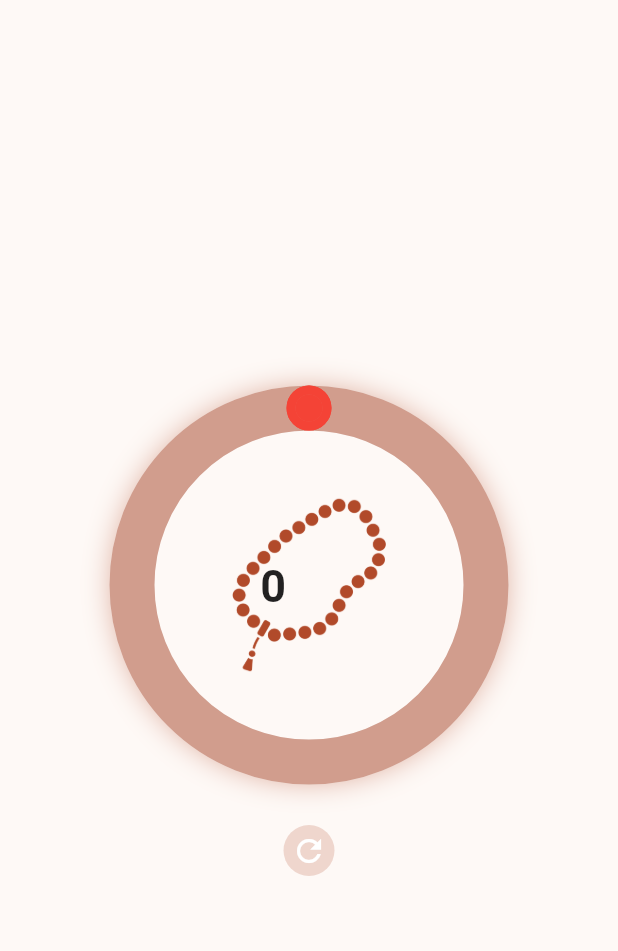
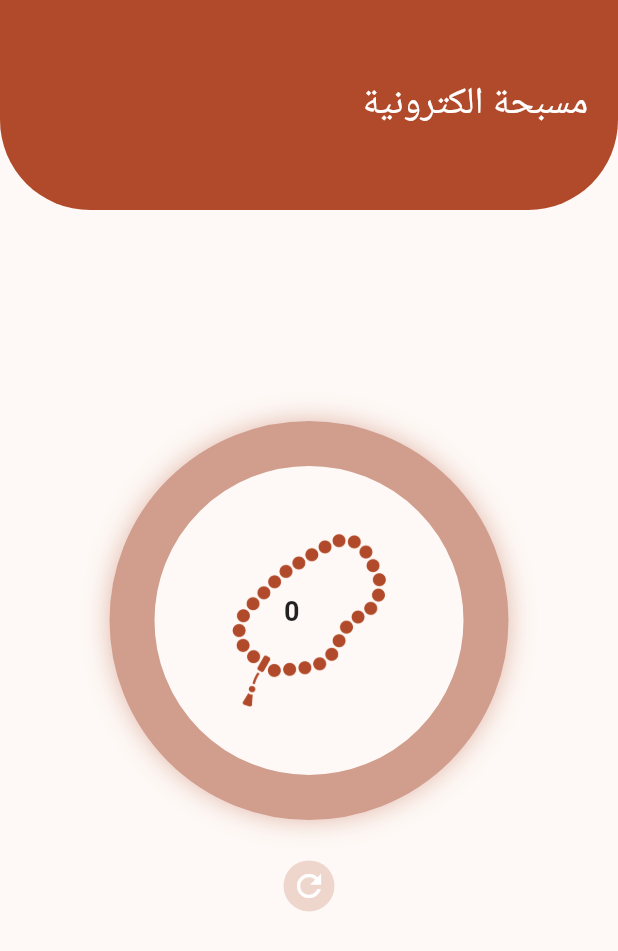
Before and after one commit to Djihanegh/tasbeeh, a Flutter app: the TasbeehScreen screen opened by its route, on a phone screen of 412 x 824 dp. Shown: the top 951 px of the screen. Run offline on Flutter 3.47's test engine with Material 2 defaults, Android fonts, the phone set to English and light mode, and no system bars; drawn by our look-alikes of auto_size_text; our stand-ins replace go_router, google_fonts, loggy, video_player; generated files the repository leaves out were written again; Roboto replaces fonts that are missing (Cairo).

Commit message:
added top bar in tasbeeh screen

```diff
--- a/lib/features/adkar/presentation/screens/widgets/adkar_top_bar.dart
+++ b/lib/core/ui/custom_top_bar.dart
@@ -1,10 +1,12 @@
 import 'package:auto_size_text/auto_size_text.dart';
 import 'package:flutter/material.dart';
 
-import '../../../../../core/app/style.dart';
+import '../app/style.dart';
 
-class AdkarTopBar extends StatelessWidget {
-  const AdkarTopBar({super.key});
+class CustomTopBar extends StatelessWidget {
+  const CustomTopBar({super.key, required this.title});
+
+  final String title;
 
   @override
   Widget build(BuildContext context) {
@@ -23,7 +25,7 @@ class AdkarTopBar extends StatelessWidget {
               Padding(
                   padding: const EdgeInsets.only(right: 20),
                   child: AutoSizeText(
-                    'الاذكار',
+                    title,
                     style: lightTheme.primaryTextTheme.labelLarge!
                         .copyWith(fontSize: 25),
                   ))
--- a/lib/features/adkar/presentation/screens/adkar_screen.dart
+++ b/lib/features/adkar/presentation/screens/adkar_screen.dart
@@ -1,7 +1,7 @@
 import 'package:flutter/material.dart';
 
 import '../../../../core/ui/ui_export.dart';
-import 'widgets/adkar_top_bar.dart';
+import '../../../../core/ui/custom_top_bar.dart';
 
 class AdkarScreen extends StatefulWidget {
   const AdkarScreen({super.key});
@@ -18,7 +18,9 @@ class _AdkarScreenState extends State<AdkarScreen> {
           mainAxisAlignment: MainAxisAlignment.start,
           crossAxisAlignment: CrossAxisAlignment.start,
           children: [
-            const AdkarTopBar(),
+            const CustomTopBar(
+              title: 'الاذكار',
+            ),
             Expanded(
                 child: ListView.builder(
                     itemCount: 10,
--- a/lib/features/home/presentation/screens/widgets/app_bar_widget.dart
+++ b/lib/features/home/presentation/screens/widgets/home_top_bar.dart
@@ -3,8 +3,8 @@ import 'package:flutter/material.dart';
 
 import '../../../../../core/app/style.dart';
 
-class AppBarWidget extends StatelessWidget {
-  const AppBarWidget({super.key});
+class HomeTopBar extends StatelessWidget {
+  const HomeTopBar({super.key});
 
   @override
   Widget build(BuildContext context) {
--- a/lib/features/home/presentation/screens/widgets/home_view.dart
+++ b/lib/features/home/presentation/screens/widgets/home_view.dart
@@ -18,7 +18,7 @@ class _HomeViewState extends State<HomeView> {
         mainAxisAlignment: MainAxisAlignment.start,
         crossAxisAlignment: CrossAxisAlignment.start,
         children: [
-          AppBarWidget(),
+          HomeTopBar(),
           PrayerTimesWidget(),
           DuaaWidget(),
           ReadMoreContainer(
--- a/lib/features/home/presentation/screens/widgets/widgets.dart
+++ b/lib/features/home/presentation/screens/widgets/widgets.dart
@@ -1,4 +1,4 @@
-export 'app_bar_widget.dart';
+export 'home_top_bar.dart';
 export 'home_view.dart';
 export 'prayer_times_widget.dart';
 export 'duaa_widget.dart';
--- a/lib/features/tasbeeh/presentation/screens/tasbeeh_screen.dart
+++ b/lib/features/tasbeeh/presentation/screens/tasbeeh_screen.dart
@@ -1,6 +1,8 @@
 import 'package:auto_size_text/auto_size_text.dart';
 import 'package:flutter/material.dart';
 import 'package:tasbeeh/features/tasbeeh/presentation/widgets/tasbeeh_counter.dart';
+
+import '../../../../core/ui/custom_top_bar.dart';
 
 class TasbeehScreen extends StatefulWidget {
   const TasbeehScreen({super.key});
@@ -12,14 +14,14 @@ class TasbeehScreen extends StatefulWidget {
 class _TasbeehScreenState extends State<TasbeehScreen> {
   @override
   Widget build(BuildContext context) {
-    return const Scaffold(
-        body: Padding(
-            padding: EdgeInsets.all(14),
-            child: Center(
-                child: Column(
-              mainAxisAlignment: MainAxisAlignment.center,
-              crossAxisAlignment: CrossAxisAlignment.center,
-              children: [TasbeehCounter()],
-            ))));
+    return Scaffold(body: LayoutBuilder(builder: (context, constraints) {
+      return const Column(
+          mainAxisAlignment: MainAxisAlignment.start,
+          crossAxisAlignment: CrossAxisAlignment.start,
+          children: [
+            CustomTopBar(title: 'مسبحة الكترونية'),
+            Center(child: TasbeehCounter())
+          ]);
+    }));
   }
 }
--- a/lib/features/tasbeeh/presentation/widgets/circular_slider_paint.dart
+++ b/lib/features/tasbeeh/presentation/widgets/circular_slider_paint.dart
@@ -49,9 +49,6 @@ class _CircularSliderState extends State<CircularSliderPaint> {
   /// start angle in radians where we need to locate the init handler
   double? _startAngle;
 
-  /// end angle in radians where we need to locate the end handler
-  double? _endAngle;
-
   /// the absolute angle in radians representing the selection
   double? _sweepAngle;
 
@@ -100,14 +97,12 @@ class _CircularSliderState extends State<CircularSliderPaint> {
     }
 
     _currentAngle = 0.0;
-    _endAngle = percentageToRadians(endPercent);
+
     _sweepAngle = percentageToRadians(sweep.abs());
 
     _painter = SliderPainter(
         currentAngle: _currentAngle,
-        endAngle: _endAngle!,
         sweepAngle: _sweepAngle!,
-        handlerOutterRadius: widget.handlerOutterRadius,
         showRoundedCapInSelection: widget.showRoundedCapInSelection,
         sliderStrokeWidth: widget.sliderStrokeWidth,
         selectionColor: lightTheme.colorScheme.primary.withOpacity(0.5));
--- a/lib/features/tasbeeh/presentation/widgets/slider_painter.dart
+++ b/lib/features/tasbeeh/presentation/widgets/slider_painter.dart
@@ -1,17 +1,10 @@
 import 'dart:math';
-
 import 'package:flutter/material.dart';
-import 'package:tasbeeh/core/app/export_app.dart';
-
-import 'circular_slider_paint.dart';
-import 'utils.dart';
 
 class SliderPainter extends CustomPainter {
-
-  double endAngle;
   double sweepAngle;
   Color selectionColor;
-  double handlerOutterRadius;
+
   bool showRoundedCapInSelection;
   double sliderStrokeWidth;
   Offset? initHandler;
@@ -21,11 +14,8 @@ class SliderPainter extends CustomPainter {
   double currentAngle;
 
   SliderPainter(
-      {
-      required this.endAngle,
-      required this.sweepAngle,
+      {required this.sweepAngle,
       required this.selectionColor,
-      required this.handlerOutterRadius,
       required this.showRoundedCapInSelection,
       required this.sliderStrokeWidth,
       required this.currentAngle});
@@ -39,25 +29,6 @@ class SliderPainter extends CustomPainter {
 
     canvas.drawArc(Rect.fromCircle(center: center!, radius: radius!),
         -pi / 2 + currentAngle, sweepAngle, false, progress);
-
-    Paint handler = _getPaint(
-        color: lightTheme.colorScheme.error, style: PaintingStyle.fill);
-    Paint handlerOutter =
-        _getPaint(color: lightTheme.colorScheme.error, width: 6.0);
-
-    // draw handlers
-
-    initHandler =
-        radiansToCoordinates(center!, -pi / 2 + currentAngle, radius!);
-
-    canvas.drawCircle(initHandler!, 9.0, handler);
-    canvas.drawCircle(initHandler!, handlerOutterRadius, handlerOutter);
-
-    endHandler = radiansToCoordinates(center!, -pi / 2 + endAngle, radius!);
-
-    canvas.drawCircle(endHandler!, handlerOutterRadius, handlerOutter);
-
-    canvas.drawCircle(endHandler!, 9.0, handler);
   }
 
   Paint _getPaint(
--- a/lib/features/tasbeeh/presentation/widgets/tasbeeh_counter.dart
+++ b/lib/features/tasbeeh/presentation/widgets/tasbeeh_counter.dart
@@ -1,5 +1,6 @@
 import 'package:auto_size_text/auto_size_text.dart';
 import 'package:flutter/material.dart';
+import 'package:tasbeeh/core/extension/context.dart';
 import 'package:tasbeeh/core/extension/sized_box_extension.dart';
 import '../../../../core/app/export_app.dart';
 import '../../../../generated/assets.dart';
@@ -28,7 +29,10 @@ class _TasbeehCounterState extends State<TasbeehCounter> {
 
   @override
   Widget build(BuildContext context) {
-    return Column(
+    return Padding(
+        padding:
+            EdgeInsets.only(top: MediaQuery.of(context).size.height * 0.15),
+        child: Column(
           mainAxisAlignment: MainAxisAlignment.spaceEvenly,
           children: [
             20.heightXBox,
@@ -52,10 +56,9 @@ class _TasbeehCounterState extends State<TasbeehCounter> {
                   height: 260.0,
                   width: 260.0,
                   baseColor: const Color(0xFFF1F1F1),
-              selectionColor: lightTheme.colorScheme.primary.withOpacity(0.5),
-              handlerOutterRadius: 12.0,
+                  selectionColor:
+                      lightTheme.colorScheme.primary.withOpacity(0.5),
                   onSelectionChange: (int a, int b, int c) => _updateCounter(),
-              sliderStrokeWidth: 12.0,
                   child: Padding(
                     padding: const EdgeInsets.all(0.0),
                     child: Center(
@@ -66,10 +69,10 @@ class _TasbeehCounterState extends State<TasbeehCounter> {
                         ),
                         Positioned(
                             top: 50,
-                        left: 86,
+                            left: 100,
                             child: AutoSizeText(
                               "$counter",
-                          style: lightTheme.textTheme.headlineMedium,
+                              style: lightTheme.textTheme.headlineSmall,
                             )),
                       ],
                     )),
@@ -89,7 +92,7 @@ class _TasbeehCounterState extends State<TasbeehCounter> {
                   ),
                 ))
           ],
-    );
+        ));
   }
 
   void _resetCounter() {
```
Lines whose indentation alone changed are shown as unchanged.
